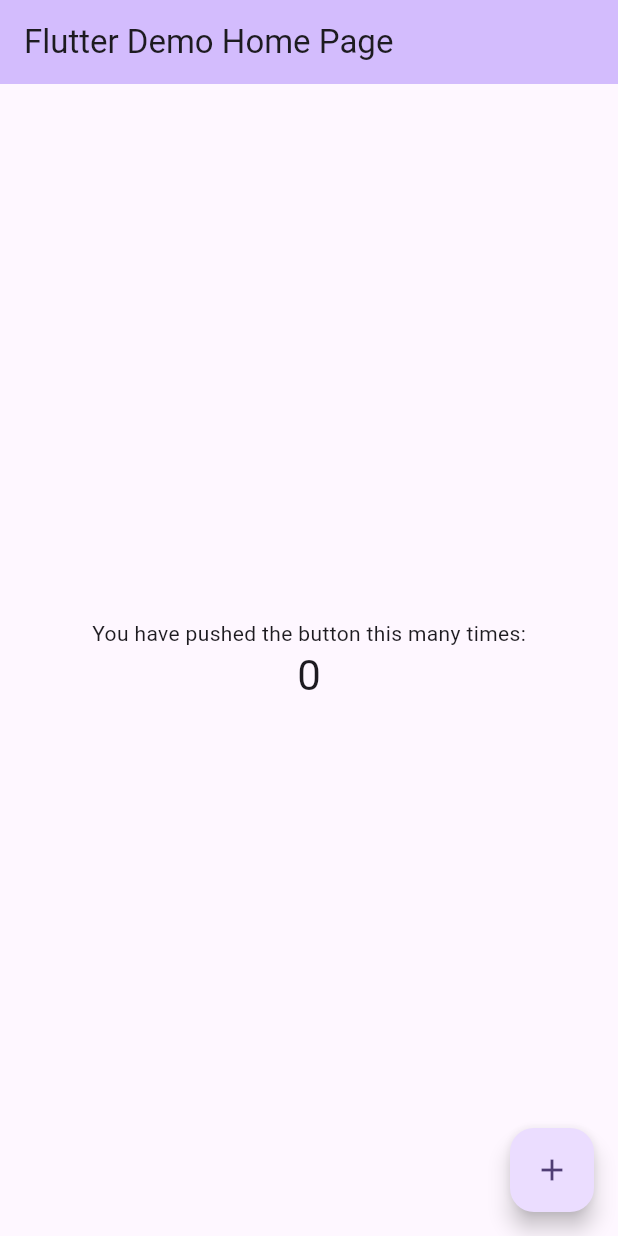
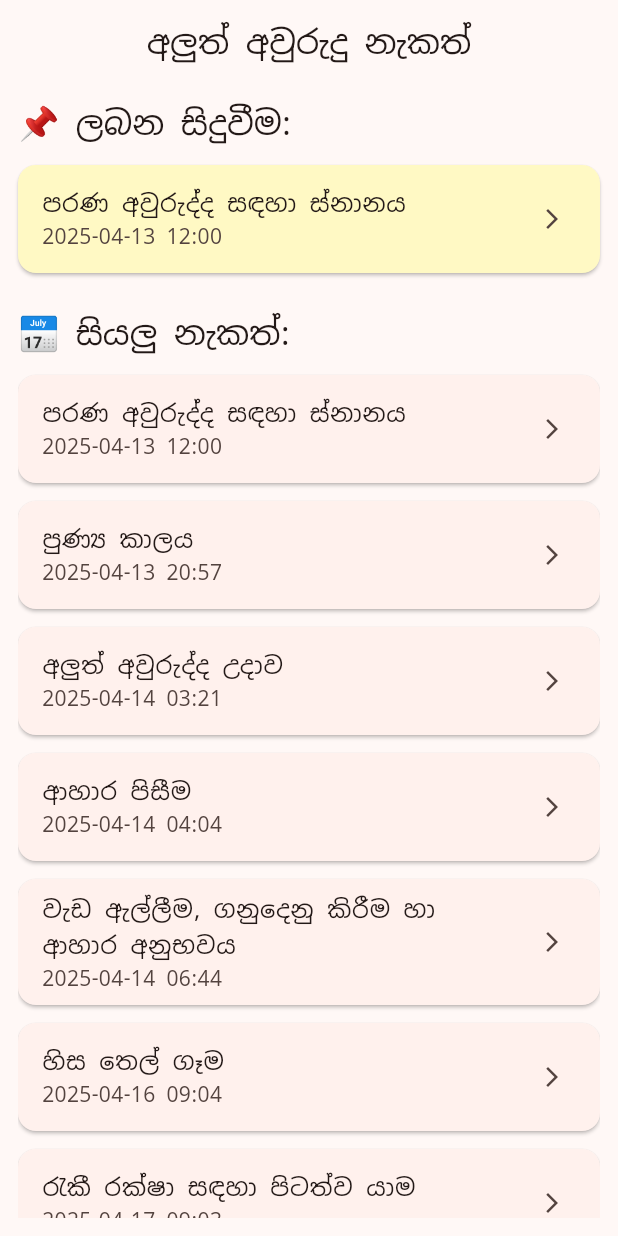
Before and after one commit to jisdulanjana/awrudu-nakath-sittuwa-flutter-app, a Flutter app: the screen it shows after launch, on a phone screen of 412 x 824 dp. Run offline on Flutter 3.47's test engine with Material 3 defaults, Android fonts, the phone set to English and light mode, and no system bars.

Commit message:
main structure of the app

```diff
--- /dev/null
+++ b/lib/data/nakath_data.dart
@@ -0,0 +1,46 @@
+import '../models/nakath_event.dart';
+
+final List<NakathEvent> nakathEvents = [
+  NakathEvent(
+    title: 'පරණ අවුරුද්ද සඳහා ස්නානය',
+    dateTime: DateTime(2025, 4, 13, 12, 0),
+    description:
+        'දිඹුල්පත් යුෂ මිශ්‍ර නානු ගා ස්නානය කොට ඉෂ්ට දේවතා අනුස්මරණයෙහි යෙදීම.',
+  ),
+  NakathEvent(
+    title: 'පුණ්‍ය කාලය',
+    dateTime: DateTime(2025, 4, 13, 20, 57),
+    description:
+        'සියලු වැඩ අත්හැර ආගමික වතාවත්වල යෙදීම.',
+  ),
+  NakathEvent(
+    title: 'අලුත් අවුරුද්ද උදාව',
+    dateTime: DateTime(2025, 4, 14, 3, 21),
+    description:
+        'අලුත් අවුරුද්දේ ආරම්භය සනිටුහන් කරමින් ලාම්පු දැල්වීම සහ චාරිත්‍ර ආරම්භ කිරීම.',
+  ),
+  NakathEvent(
+    title: 'ආහාර පිසීම',
+    dateTime: DateTime(2025, 4, 14, 4, 4),
+    description:
+        'තඹ වර්ණ වස්ත්‍රාභරණයෙන් සැරසී දකුණු දිශාව බලා කිරිබතක් හා කැවිලි වර්ග පිළියෙල කිරීම.',
+  ),
+  NakathEvent(
+    title: 'වැඩ ඇල්ලීම, ගනුදෙනු කිරීම හා ආහාර අනුභවය',
+    dateTime: DateTime(2025, 4, 14, 6, 44),
+    description:
+        'මුතු හා ස්වේත වර්ණ වස්ත්‍රාභරණයෙන් සැරසී සියලු වැඩ අල්ලා ගනුදෙනු කිරීම සහ පවුලේ එකමුතු බව සනිටුහන් කරමින් ආහාර අනුභවය.',
+  ),
+  NakathEvent(
+    title: 'හිස තෙල් ගෑම',
+    dateTime: DateTime(2025, 4, 16, 9, 4),
+    description:
+        'කොළ පැහැති වස්ත්‍රාභරණයෙන් සැරසී උතුරු දිශාව බලා කොහොඹ පත් යුෂ මිශ්‍ර නානු ගා හිසට තෙල් ගෑම.',
+  ),
+  NakathEvent(
+    title: 'රැකී රක්ෂා සඳහා පිටත්ව යාම',
+    dateTime: DateTime(2025, 4, 17, 9, 3),
+    description:
+        'රන් පැහැති වස්ත්‍රාභරණයෙන් සැරසී උතුරු දිශාව බලා කිරිබතක් සහ කැවිලි අනුභව කරමින් පිටත්ව යාම.',
+  ),
+];
--- a/lib/main.dart
+++ b/lib/main.dart
@@ -1,4 +1,5 @@
 import 'package:flutter/material.dart';
+import 'screens/home_screen.dart';
 
 void main() {
   runApp(const MyApp());
@@ -7,116 +8,16 @@ void main() {
 class MyApp extends StatelessWidget {
   const MyApp({super.key});
 
-  // This widget is the root of your application.
   @override
   Widget build(BuildContext context) {
     return MaterialApp(
-      title: 'Flutter Demo',
+      title: 'Nakath Countdown',
       theme: ThemeData(
-        // This is the theme of your application.
-        //
-        // TRY THIS: Try running your application with "flutter run". You'll see
-        // the application has a purple toolbar. Then, without quitting the app,
-        // try changing the seedColor in the colorScheme below to Colors.green
-        // and then invoke "hot reload" (save your changes or press the "hot
-        // reload" button in a Flutter-supported IDE, or press "r" if you used
-        // the command line to start the app).
-        //
-        // Notice that the counter didn't reset back to zero; the application
-        // state is not lost during the reload. To reset the state, use hot
-        // restart instead.
-        //
-        // This works for code too, not just values: Most code changes can be
-        // tested with just a hot reload.
-        colorScheme: ColorScheme.fromSeed(seedColor: Colors.deepPurple),
+        fontFamily: 'NotoSansSinhala',
+        colorScheme: ColorScheme.fromSeed(seedColor: Colors.deepOrange),
+        useMaterial3: true,
       ),
-      home: const MyHomePage(title: 'Flutter Demo Home Page'),
+      home: const HomeScreen(),
     );
   }
 }
-
-class MyHomePage extends StatefulWidget {
-  const MyHomePage({super.key, required this.title});
-
-  // This widget is the home page of your application. It is stateful, meaning
-  // that it has a State object (defined below) that contains fields that affect
-  // how it looks.
-
-  // This class is the configuration for the state. It holds the values (in this
-  // case the title) provided by the parent (in this case the App widget) and
-  // used by the build method of the State. Fields in a Widget subclass are
-  // always marked "final".
-
-  final String title;
-
-  @override
-  State<MyHomePage> createState() => _MyHomePageState();
-}
-
-class _MyHomePageState extends State<MyHomePage> {
-  int _counter = 0;
-
-  void _incrementCounter() {
-    setState(() {
-      // This call to setState tells the Flutter framework that something has
-      // changed in this State, which causes it to rerun the build method below
-      // so that the display can reflect the updated values. If we changed
-      // _counter without calling setState(), then the build method would not be
-      // called again, and so nothing would appear to happen.
-      _counter++;
-    });
-  }
-
-  @override
-  Widget build(BuildContext context) {
-    // This method is rerun every time setState is called, for instance as done
-    // by the _incrementCounter method above.
-    //
-    // The Flutter framework has been optimized to make rerunning build methods
-    // fast, so that you can just rebuild anything that needs updating rather
-    // than having to individually change instances of widgets.
-    return Scaffold(
-      appBar: AppBar(
-        // TRY THIS: Try changing the color here to a specific color (to
-        // Colors.amber, perhaps?) and trigger a hot reload to see the AppBar
-        // change color while the other colors stay the same.
-        backgroundColor: Theme.of(context).colorScheme.inversePrimary,
-        // Here we take the value from the MyHomePage object that was created by
-        // the App.build method, and use it to set our appbar title.
-        title: Text(widget.title),
-      ),
-      body: Center(
-        // Center is a layout widget. It takes a single child and positions it
-        // in the middle of the parent.
-        child: Column(
-          // Column is also a layout widget. It takes a list of children and
-          // arranges them vertically. By default, it sizes itself to fit its
-          // children horizontally, and tries to be as tall as its parent.
-          //
-          // Column has various properties to control how it sizes itself and
-          // how it positions its children. Here we use mainAxisAlignment to
-          // center the children vertically; the main axis here is the vertical
-          // axis because Columns are vertical (the cross axis would be
-          // horizontal).
-          //
-          // TRY THIS: Invoke "debug painting" (choose the "Toggle Debug Paint"
-          // action in the IDE, or press "p" in the console), to see the
-          // wireframe for each widget.
-          mainAxisAlignment: MainAxisAlignment.center,
-          children: <Widget>[
-            const Text('You have pushed the button this many times:'),
-            Text(
-              '$_counter',
-              style: Theme.of(context).textTheme.headlineMedium,
-            ),
-          ],
-        ),
-      ),
-      floatingActionButton: FloatingActionButton(
-        onPressed: _incrementCounter,
-        tooltip: 'Increment',
-        child: const Icon(Icons.add),
-      ), // This trailing comma makes auto-formatting nicer for build methods.
-    );
-  }
-}
--- /dev/null
+++ b/lib/models/nakath_event.dart
@@ -0,0 +1,11 @@
+class NakathEvent {
+  final String title;
+  final DateTime dateTime;
+  final String description;
+
+  NakathEvent({
+    required this.title,
+    required this.dateTime,
+    required this.description,
+  });
+}
--- /dev/null
+++ b/lib/screens/home_screen.dart
@@ -0,0 +1,52 @@
+import 'package:flutter/material.dart';
+import '../data/nakath_data.dart';
+import '../widgets/event_card.dart';
+
+class HomeScreen extends StatelessWidget {
+  const HomeScreen({super.key});
+
+  @override
+  Widget build(BuildContext context) {
+    final now = DateTime.now();
+    final upcoming = nakathEvents.firstWhere(
+      (event) => event.dateTime.isAfter(now),
+      orElse: () => nakathEvents.last,
+    );
+
+    return Scaffold(
+      appBar: AppBar(
+        title: const Text('අලුත් අවුරුදු නැකත්'),
+        centerTitle: true,
+      ),
+      body: Padding(
+        padding: const EdgeInsets.all(12.0),
+        child: Column(
+          crossAxisAlignment: CrossAxisAlignment.start,
+          children: [
+            Text(
+              '📌 ලබන සිදුවීම:',
+              style: Theme.of(context).textTheme.titleLarge,
+            ),
+            const SizedBox(height: 8),
+            EventCard(event: upcoming, isUpcoming: true),
+
+            const SizedBox(height: 20),
+            Text(
+              '📅 සියලු නැකත්:',
+              style: Theme.of(context).textTheme.titleLarge,
+            ),
+            const SizedBox(height: 8),
+            Expanded(
+              child: ListView.builder(
+                itemCount: nakathEvents.length,
+                itemBuilder: (context, index) {
+                  return EventCard(event: nakathEvents[index]);
+                },
+              ),
+            ),
+          ],
+        ),
+      ),
+    );
+  }
+}
--- /dev/null
+++ b/lib/widgets/event_card.dart
@@ -0,0 +1,38 @@
+import 'package:flutter/material.dart';
+import '../models/nakath_event.dart';
+import '../screens/event_detail_screen.dart';
+
+class EventCard extends StatelessWidget {
+  final NakathEvent event;
+  final bool isUpcoming;
+
+  const EventCard({
+    super.key,
+    required this.event,
+    this.isUpcoming = false,
+  });
+
+  @override
+  Widget build(BuildContext context) {
+    return Card(
+      color: isUpcoming ? Colors.yellow[100] : null,
+      margin: const EdgeInsets.symmetric(vertical: 6),
+      child: ListTile(
+        title: Text(event.title),
+        subtitle: Text(
+          '${event.dateTime.year}-${event.dateTime.month.toString().padLeft(2, '0')}-${event.dateTime.day.toString().padLeft(2, '0')} '
+          '${event.dateTime.hour.toString().padLeft(2, '0')}:${event.dateTime.minute.toString().padLeft(2, '0')}',
+        ),
+        trailing: const Icon(Icons.arrow_forward_ios, size: 16),
+        onTap: () {
+          Navigator.push(
+            context,
+            MaterialPageRoute(
+              builder: (_) => EventDetailScreen(event: event),
+            ),
+          );
+        },
+      ),
+    );
+  }
+}
```
Also changed, not shown: lib/screens/event_detail_screen.dart (added, +90 -0 lines), pubspec.yaml (+10 -4 lines), assets/fonts/NotoSansSinhala-Regular.ttf (added), assets/icons/app_icon.png (added), pubspec.lock, 6 other files.
